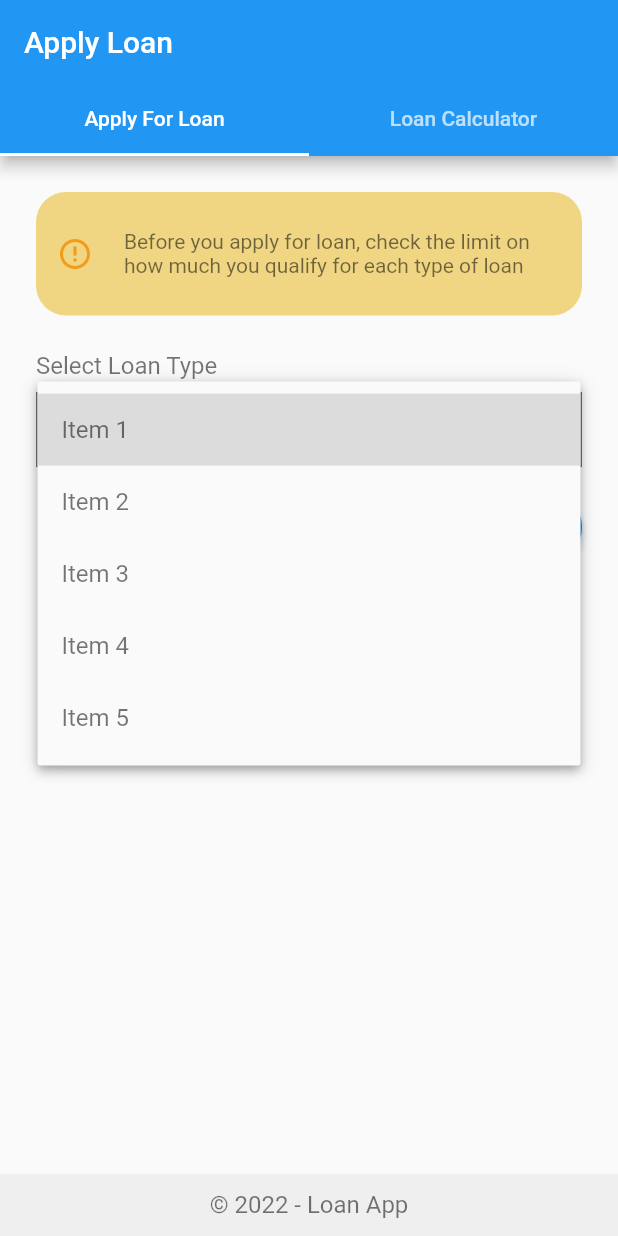
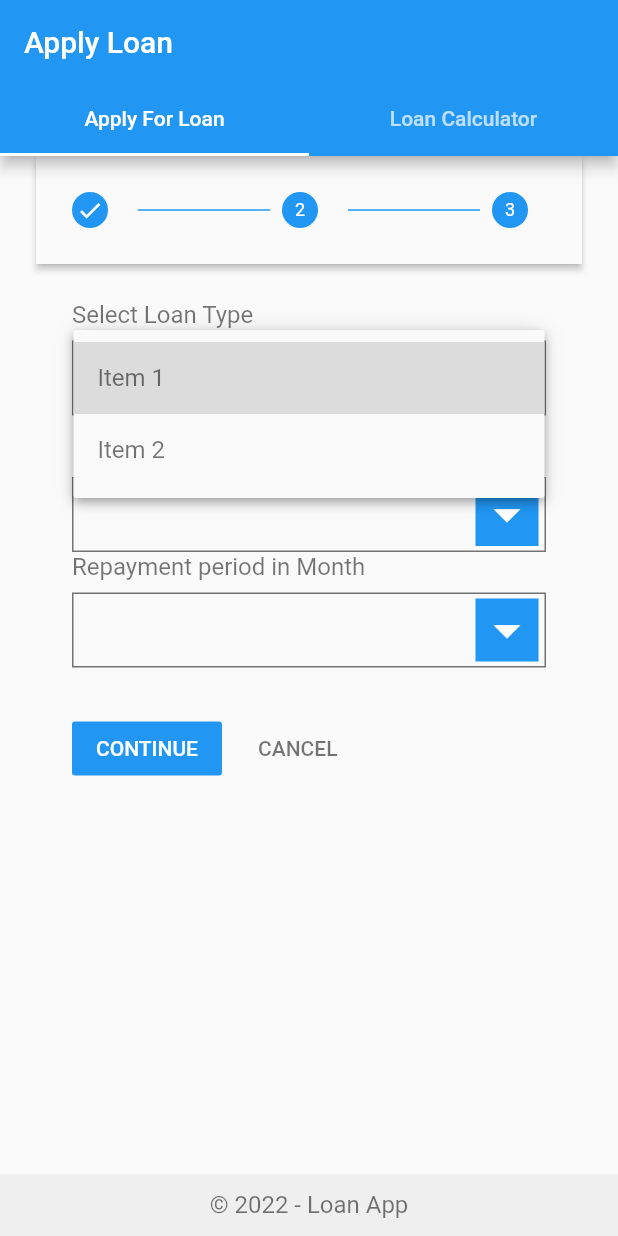
Before and after one commit to itsmushi/loanApp, a Flutter app: the screen it shows after launch, after a tap on the "arrow drop down" icon, on a phone screen of 412 x 824 dp. Run offline on Flutter 3.47's test engine with Material 2 defaults, Android fonts, the phone set to English and light mode, and no system bars; drawn by our look-alikes of auto_size_text.

Commit message:
stepper screen

```diff
--- a/lib/app.dart
+++ b/lib/app.dart
@@ -5,6 +5,8 @@ import 'package:flutter/services.dart';
 import 'package:loanapp/appStates/sampleState.dart';
 import 'package:loanapp/screens/applyLoan/home/homeApplyLoan.dart';
 import 'package:loanapp/screens/applyLoan/loanType/loanTypeScreen.dart';
+import 'package:loanapp/screens/applyLoan/microfinance/microfinanceScreen.dart';
+import 'package:loanapp/screens/applyLoan/steps/stepsScreen.dart';
 import 'package:loanapp/screens/auth/login/loginScreen.dart';
 import 'package:loanapp/screens/auth/signUp/signUpScreen.dart';
 import 'package:loanapp/screens/home/homeScreen.dart';
@@ -44,7 +46,9 @@ class _MyAppState extends State<MyApp> {
         routes: {
           LoginScreen.routeName: (_) => LoginScreen(),
           SignUpScreen.routeName: (_) => SignUpScreen(),
-          HomeScreen.routeName: (_) => HomeScreen()
+          MicrofinanceScreen.routeName: (_) => MicrofinanceScreen(),
+          HomeScreen.routeName: (_) => HomeScreen(),
+          StepsScreen.routeName: (_) => StepsScreen()
         },
       ),
     );
--- a/lib/screens/applyLoan/home/components/tabNavigator.dart
+++ b/lib/screens/applyLoan/home/components/tabNavigator.dart
@@ -1,6 +1,7 @@
 import 'package:flutter/material.dart';
 import 'package:loanapp/screens/applyLoan/loanCalculator/loanCalculatorScreen.dart';
 import 'package:loanapp/screens/applyLoan/loanType/loanTypeScreen.dart';
+import 'package:loanapp/screens/applyLoan/steps/stepsScreen.dart';
 
 class TabNavigator extends StatelessWidget {
 //  TabNavigator(
@@ -23,7 +24,8 @@ class TabNavigator extends StatelessWidget {
     switch (tabItem) {
       case "LoanType":
         {
-          child = LoanTypeScreen();
+          // child = LoanTypeScreen();
+          child = StepsScreen();
           break;
         }
 
--- /dev/null
+++ b/lib/screens/applyLoan/steps/components/step1/step1.dart
@@ -0,0 +1,36 @@
+import 'package:flutter/material.dart';
+import 'package:loanapp/shared/sharedComponents/customDropdown.dart';
+import 'package:loanapp/shared/sharedComponents/text.dart';
+
+class Step1 extends StatelessWidget {
+  String dropdownvalue = 'Item 1';
+  selectItemHandler(String val) {
+    print("selected item is $val");
+  }
+
+  // List of items in our dropdown menu
+  var items = [
+    'Item 1',
+    'Item 2',
+  ];
+
+  @override
+  Widget build(BuildContext context) {
+    return Column(crossAxisAlignment: CrossAxisAlignment.start, children: [
+      //
+      CustomText(text: "Select Loan Type"),
+      SizedBox(height: 8),
+      CustomDropDown(items, selectItemHandler),
+      SizedBox(height: 14),
+      //
+      CustomText(text: "Enter Amount"),
+      SizedBox(height: 8),
+      CustomDropDown(items, selectItemHandler),
+      CustomText(text: "Repayment period in Month"),
+      //
+      SizedBox(height: 8),
+      CustomDropDown(items, selectItemHandler),
+      SizedBox(height: 14),
+    ]);
+  }
+}
--- /dev/null
+++ b/lib/screens/applyLoan/steps/components/step2/step2.dart
@@ -0,0 +1,32 @@
+import 'package:flutter/material.dart';
+import 'package:loanapp/shared/sharedComponents/customDropdown.dart';
+import 'package:loanapp/shared/sharedComponents/text.dart';
+
+class Step2 extends StatelessWidget {
+  String dropdownvalue = 'Item 1';
+  selectItemHandler(String val) {
+    print("selected item is $val");
+  }
+
+  // List of items in our dropdown menu
+  var items = [
+    'Item 1',
+    'Item 2',
+  ];
+
+  @override
+  Widget build(BuildContext context) {
+    return Column(crossAxisAlignment: CrossAxisAlignment.start, children: [
+      //
+      CustomText(text: "Customer Type"),
+      SizedBox(height: 8),
+      CustomDropDown(items, selectItemHandler),
+      SizedBox(height: 14),
+      //
+      CustomText(text: "Select ID Type"),
+      SizedBox(height: 8),
+      CustomDropDown(items, selectItemHandler),
+      SizedBox(height: 14),
+    ]);
+  }
+}
--- /dev/null
+++ b/lib/screens/applyLoan/steps/components/step3/step3.dart
@@ -0,0 +1,24 @@
+import 'package:flutter/material.dart';
+import 'package:loanapp/shared/sharedComponents/customDropdown.dart';
+import 'package:loanapp/shared/sharedComponents/text.dart';
+
+class Step3 extends StatelessWidget {
+  String dropdownvalue = 'Item 1';
+  selectItemHandler(String val) {
+    print("selected item is $val");
+  }
+
+  // List of items in our dropdown menu
+  var items = [
+    'Item 1',
+    'Item 2',
+  ];
+
+  @override
+  Widget build(BuildContext context) {
+    return Column(crossAxisAlignment: CrossAxisAlignment.start, children: [
+      //
+      CustomText(text: "Confirm Loan Details"),
+    ]);
+  }
+}
--- /dev/null
+++ b/lib/screens/applyLoan/steps/stepsScreen.dart
@@ -0,0 +1,78 @@
+import 'package:flutter/material.dart';
+import 'package:loanapp/core/constants.dart';
+import 'package:loanapp/screens/applyLoan/steps/components/step1/step1.dart';
+import 'package:loanapp/screens/applyLoan/steps/components/step2/step2.dart';
+import 'package:loanapp/screens/applyLoan/steps/components/step3/step3.dart';
+
+class StepsScreen extends StatefulWidget {
+  const StepsScreen({Key? key}) : super(key: key);
+
+  static String routeName = 'StepsScreen';
+
+  @override
+  State<StepsScreen> createState() => _StepsScreenState();
+}
+
+class _StepsScreenState extends State<StepsScreen> {
+  int _currentStep = 0;
+  StepperType stepperType = StepperType.horizontal;
+
+  tapped(int step) {
+    setState(() => _currentStep = step);
+  }
+
+  continued() {
+    _currentStep < 2 ? setState(() => _currentStep += 1) : null;
+  }
+
+  cancel() {
+    _currentStep > 0 ? setState(() => _currentStep -= 1) : null;
+  }
+
+  @override
+  Widget build(BuildContext context) {
+    return Container(
+      margin: Constants.leftRightMargin,
+      child: Column(
+        children: [
+          Expanded(
+            child: Stepper(
+              type: stepperType,
+              physics: ScrollPhysics(),
+              currentStep: _currentStep,
+              onStepTapped: (step) => tapped(step),
+              onStepContinue: continued,
+              onStepCancel: cancel,
+              steps: <Step>[
+                Step(
+                  title: new Text(''),
+                  content: Step1(),
+                  isActive: _currentStep >= 0,
+                  state: _currentStep >= 0
+                      ? StepState.complete
+                      : StepState.disabled,
+                ),
+                Step(
+                  title: new Text(''),
+                  content: Step2(),
+                  isActive: _currentStep >= 0,
+                  state: _currentStep >= 1
+                      ? StepState.complete
+                      : StepState.disabled,
+                ),
+                Step(
+                  title: new Text(''),
+                  content: Step3(),
+                  isActive: _currentStep >= 0,
+                  state: _currentStep >= 2
+                      ? StepState.complete
+                      : StepState.disabled,
+                ),
+              ],
+            ),
+          ),
+        ],
+      ),
+    );
+  }
+}
```
Also changed, not shown: lib/screens/applyLoan/loanType/loanTypeScreen.dart (+7 -1 lines), lib/screens/applyLoan/microfinance/microfinanceScreen.dart (+41 -2 lines).
